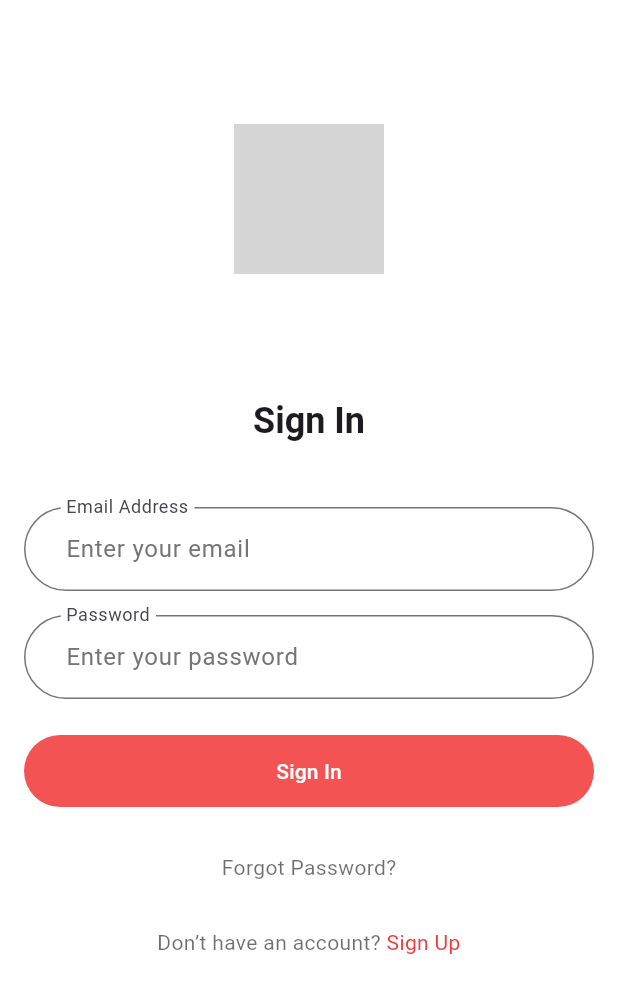
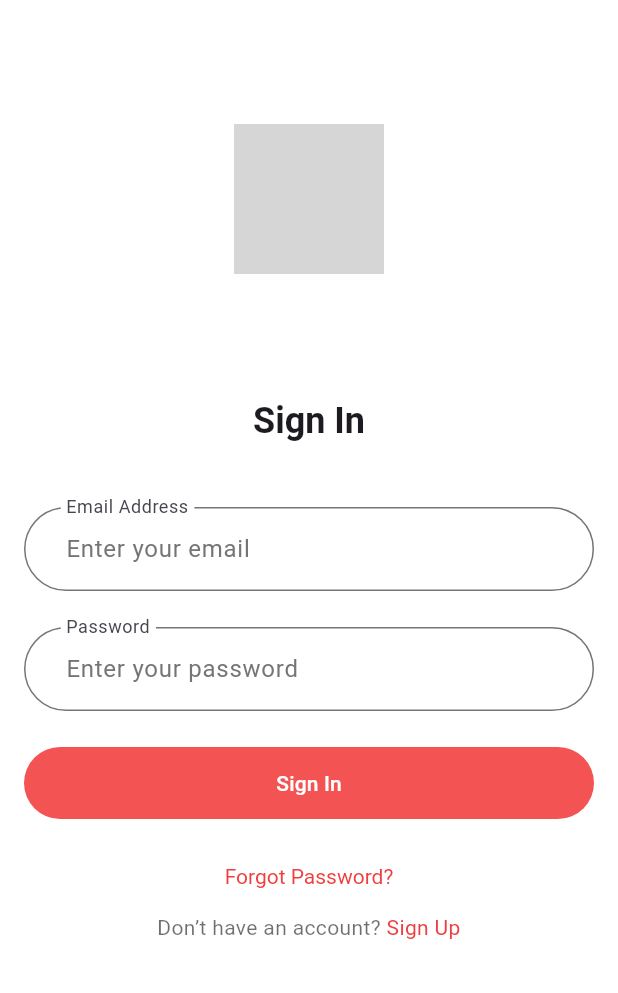
Before and after one commit to chinmaykatdare05/Real-Estate-Immersion, a Flutter app: the screen it shows after launch, on a phone screen of 412 x 824 dp. Shown: the top 993 px of the screen. Run offline on Flutter 3.47's test engine with Material 3 defaults, Android fonts, the phone set to English and light mode, and no system bars; our stand-ins replace animate_do, cloud_firestore, firebase_auth, firebase_core, flutter_svg, fluttertoast and 2 more; missing offline and left inert: android_intent_plus, model_viewer_plus; accounts and stored records are empty; network calls fail; grey boxes are pictures that could not be loaded.

Commit message:
changed ui a bit

```diff
--- a/lib/pages/home/camera.dart
+++ b/lib/pages/home/camera.dart
@@ -1,6 +1,5 @@
 import 'package:flutter/material.dart';
 import 'package:android_intent_plus/android_intent.dart';
-import 'package:android_intent_plus/flag.dart';
 
 class CameraPage extends StatefulWidget {
   const CameraPage({super.key});
--- a/lib/pages/home/payment.dart
+++ b/lib/pages/home/payment.dart
@@ -1,6 +1,5 @@
 import 'package:flutter/material.dart';
 import 'package:url_launcher/url_launcher.dart';
-import 'package:flutter03/pages/home/home_details.dart';
 
 class PaymentScreen extends StatefulWidget {
   const PaymentScreen({super.key});
--- a/lib/pages/login/login.dart
+++ b/lib/pages/login/login.dart
@@ -73,7 +73,7 @@ class Login extends StatelessWidget {
                           ),
                         ),
                       ),
-                        const SizedBox(height: 16.0),
+                        const SizedBox(height: 24),
                         // Password Field
                         TextFormField(
                           controller: _passwordController,
@@ -128,10 +128,14 @@ class Login extends StatelessWidget {
                           ),
                           child: const Text("Sign In"),
                         ),
-                        const SizedBox(height: 16.0),
+                        const SizedBox(height: 30),
                         // Forgot Password Button
-                        TextButton(
-                          onPressed: () {
+                        RichText(
+                          text: TextSpan(
+                            text: 'Forgot Password?',
+                            style: const TextStyle(color: Color.fromARGB(255, 240, 61, 61)),
+                            recognizer: TapGestureRecognizer()
+                              ..onTap = () {
                                 Navigator.push(
                                   context,
                                   MaterialPageRoute(
@@ -139,18 +143,6 @@ class Login extends StatelessWidget {
                                   ),
                                 );
                               },
-                          child: Text(
-                            'Forgot Password?',
-                            style: Theme.of(context)
-                                .textTheme
-                                .bodyMedium
-                                ?.copyWith(
-                                  color: Theme.of(context)
-                                      .textTheme
-                                      .bodyLarge
-                                      ?.color
-                                      ?.withOpacity(0.64),
-                                ),
                           ),
                         ),
                         // Spacer for bottom
```
Also changed, not shown: lib/pages/home/home_details.dart (+0 -12 lines), lib/pages/signup/signup.dart (+24 -26 lines). Lines whose indentation alone changed are shown as unchanged.
